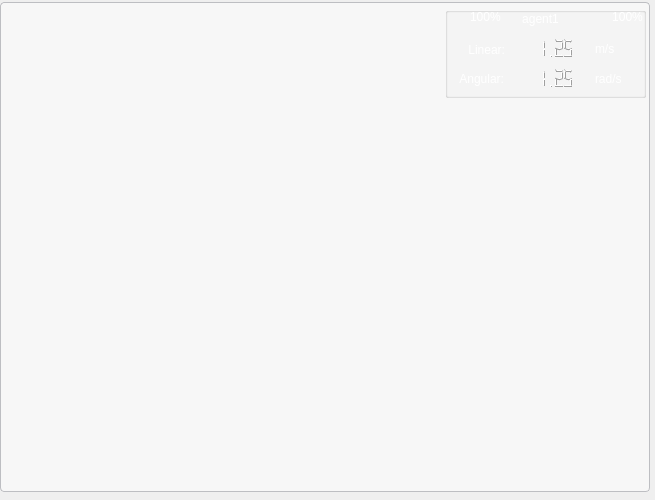
The window that mrm_control_panel/ui/mrm_video_widget.ui (cogniteam/hamster_server) describes before a commit, drawn with Qt 5.
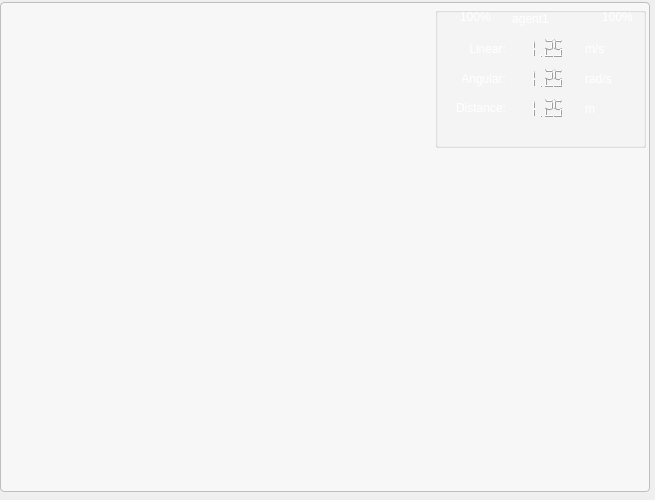
The same window after the commit. Icons and pictures are not drawn.

Commit message: distance to object displaying added

What changed in the file:
```diff
--- a/mrm_control_panel/ui/mrm_video_widget.ui
+++ b/mrm_control_panel/ui/mrm_video_widget.ui
@@ -106,10 +106,10 @@
   <widget class="QGroupBox" name="VideoSpeedBox">
    <property name="geometry">
     <rect>
-     <x>445</x>
+     <x>435</x>
      <y>7</y>
-     <width>201</width>
-     <height>91</height>
+     <width>211</width>
+     <height>141</height>
     </rect>
    </property>
    <property name="styleSheet">
@@ -121,9 +121,9 @@
    <widget class="QLabel" name="label_24">
     <property name="geometry">
      <rect>
-      <x>3</x>
+      <x>10</x>
       <y>60</y>
-      <width>56</width>
+      <width>61</width>
       <height>23</height>
      </rect>
     </property>
@@ -198,9 +198,9 @@
    <widget class="QLabel" name="label_25">
     <property name="geometry">
      <rect>
-      <x>15</x>
-      <y>31</y>
-      <width>45</width>
+      <x>20</x>
+      <y>30</y>
+      <width>51</width>
       <height>23</height>
      </rect>
     </property>
@@ -547,6 +547,105 @@
      <string>rad/s</string>
     </property>
    </widget>
+   <widget class="QLabel" name="label_28">
+    <property name="geometry">
+     <rect>
+      <x>0</x>
+      <y>90</y>
+      <width>71</width>
+      <height>21</height>
+     </rect>
+    </property>
+    <property name="sizePolicy">
+     <sizepolicy hsizetype="Minimum" vsizetype="Preferred">
+      <horstretch>0</horstretch>
+      <verstretch>0</verstretch>
+     </sizepolicy>
+    </property>
+    <property name="styleSheet">
+     <string notr="true">QLabel{color:white;}</string>
+    </property>
+    <property name="text">
+     <string>Distance:</string>
+    </property>
+    <property name="alignment">
+     <set>Qt::AlignRight|Qt::AlignTrailing|Qt::AlignVCenter</set>
+    </property>
+   </widget>
+   <widget class="QLCDNumber" name="distanceToObject">
+    <property name="geometry">
+     <rect>
+      <x>80</x>
+      <y>90</y>
+      <width>50</width>
+      <height>23</height>
+     </rect>
+    </property>
+    <property name="minimumSize">
+     <size>
+      <width>50</width>
+      <height>0</height>
+     </size>
+    </property>
+    <property name="maximumSize">
+     <size>
+      <width>70</width>
+      <height>16777215</height>
+     </size>
+    </property>
+    <property name="font">
+     <font>
+      <weight>50</weight>
+      <bold>false</bold>
+     </font>
+    </property>
+    <property name="styleSheet">
+     <string notr="true"/>
+    </property>
+    <property name="frameShape">
+     <enum>QFrame::NoFrame</enum>
+    </property>
+    <property name="frameShadow">
+     <enum>QFrame::Plain</enum>
+    </property>
+    <property name="smallDecimalPoint">
+     <bool>false</bool>
+    </property>
+    <property name="numDigits">
+     <number>5</number>
+    </property>
+    <property name="digitCount">
+     <number>5</number>
+    </property>
+    <property name="segmentStyle">
+     <enum>QLCDNumber::Filled</enum>
+    </property>
+    <property name="value" stdset="0">
+     <double>1.250000000000000</double>
+    </property>
+   </widget>
+   <widget class="QLabel" name="label_29">
+    <property name="geometry">
+     <rect>
+      <x>150</x>
+      <y>90</y>
+      <width>35</width>
+      <height>23</height>
+     </rect>
+    </property>
+    <property name="sizePolicy">
+     <sizepolicy hsizetype="Fixed" vsizetype="Preferred">
+      <horstretch>0</horstretch>
+      <verstretch>0</verstretch>
+     </sizepolicy>
+    </property>
+    <property name="styleSheet">
+     <string notr="true">QLabel{color:white;}</string>
+    </property>
+    <property name="text">
+     <string>m</string>
+    </property>
+   </widget>
    <zorder>label_24</zorder>
    <zorder>videoLcdLinearVelocity</zorder>
    <zorder>label_25</zorder>
```
Left out of the diff: 3 changed lines with no effect on the pictures. The commit also changes 2 other files.
